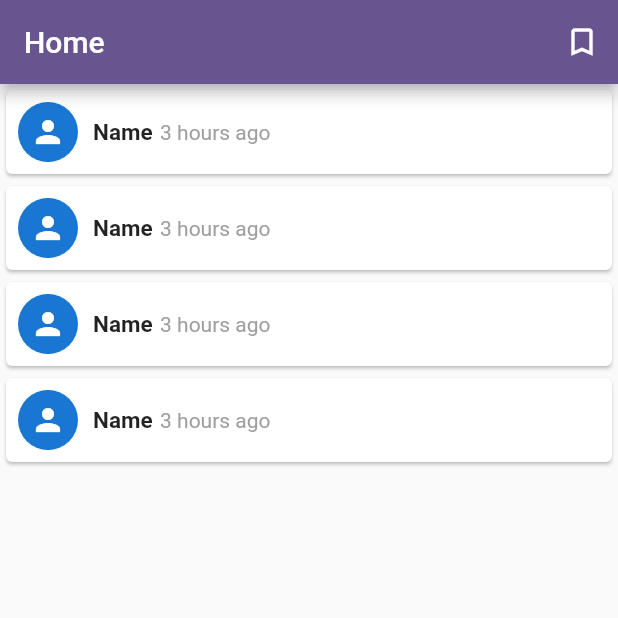
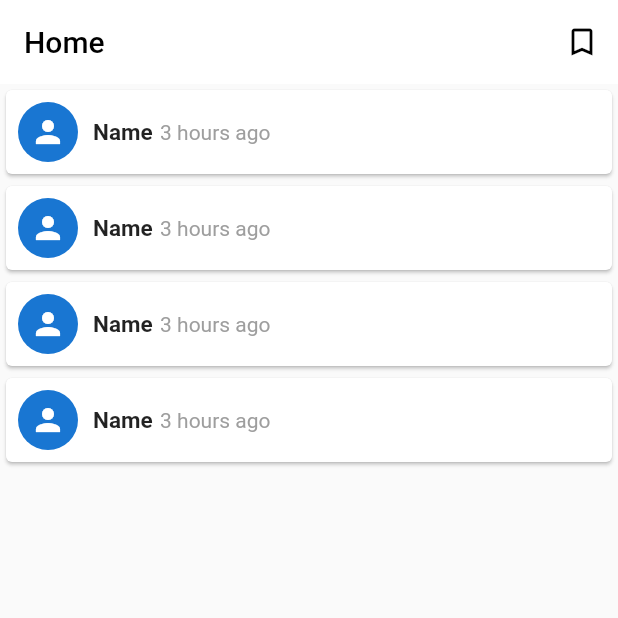
Before and after one commit to shefeek-nectar/feed-management, a Flutter app: the screen it shows after launch, on a phone screen of 412 x 824 dp, the top half of it. Run offline on Flutter 3.47's test engine with Material 3 defaults, Android fonts, the phone set to English and light mode, and no system bars; our stand-ins replace sizer.

```diff
--- a/example/lib/main.dart
+++ b/example/lib/main.dart
@@ -1,5 +1,5 @@
 import 'package:feed_management/feed_management.dart';
-
+import 'package:sizer/sizer.dart';
 import 'package:flutter/material.dart';
 
 void main() {
@@ -12,18 +12,25 @@ class MyApp extends StatelessWidget {
   // This widget is the root of your application.
   @override
   Widget build(BuildContext context) {
-    return MaterialApp(
+    return Sizer(
+      builder: (context, orientation, deviceType) => MaterialApp(
         title: 'Flutter Demo',
         theme: ThemeData(
           colorScheme: ColorScheme.fromSeed(seedColor: Colors.deepPurple),
           useMaterial3: false,
+          appBarTheme: const AppBarTheme(
+            backgroundColor: Colors.white,
+            foregroundColor: Colors.black,
+            elevation: 0,
+          ),
         ),
         debugShowCheckedModeBanner: false,
         routes: {
-        SavedFeedsScreen.id: (context) => const SavedFeedsScreen(),
+          SavedFeedsScreen.id: (context) => SavedFeedsScreen(),
         },
         // initialRoute: ,
         home: const HomeScreen(),
+      ),
     );
   }
 }
```
Lines whose indentation alone changed are shown as unchanged.
